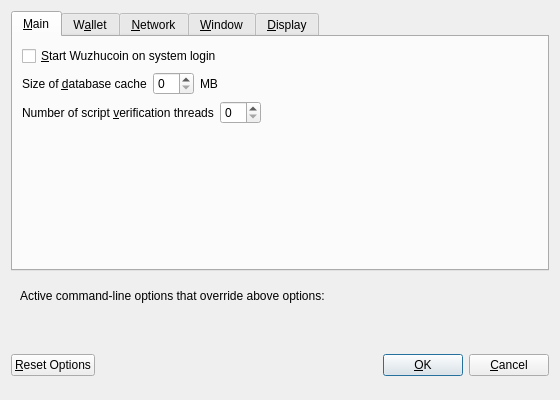
Before: the Qt Designer form src/qt/forms/optionsdialog.ui in BRHN-11/cre-r1, drawn with Qt 5.
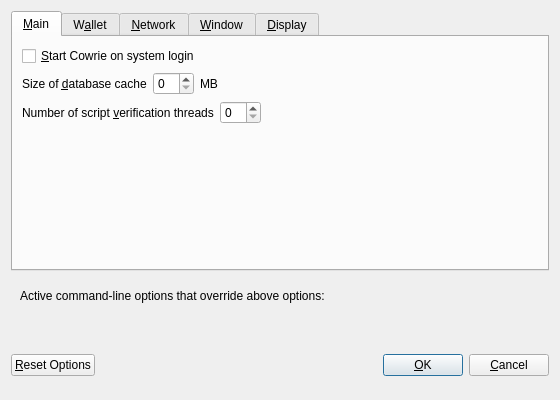
After: the same form once the commit is applied. Custom widgets are drawn as their Qt base class.

Commit message: as we discussed wuzhucoin moves to cowrie

```diff
--- a/src/qt/forms/optionsdialog.ui
+++ b/src/qt/forms/optionsdialog.ui
@@ -33,7 +33,7 @@
           <string>Automatically start Wuzhucoin after logging in to the system.</string>
          </property>
          <property name="text">
-          <string>&amp;Start Wuzhucoin on system login</string>
+          <string>&amp;Start Cowrie on system login</string>
          </property>
         </widget>
        </item>
```
Left out of the diff: 10 changed lines with no effect on the pictures. The commit also changes 761 other files.
